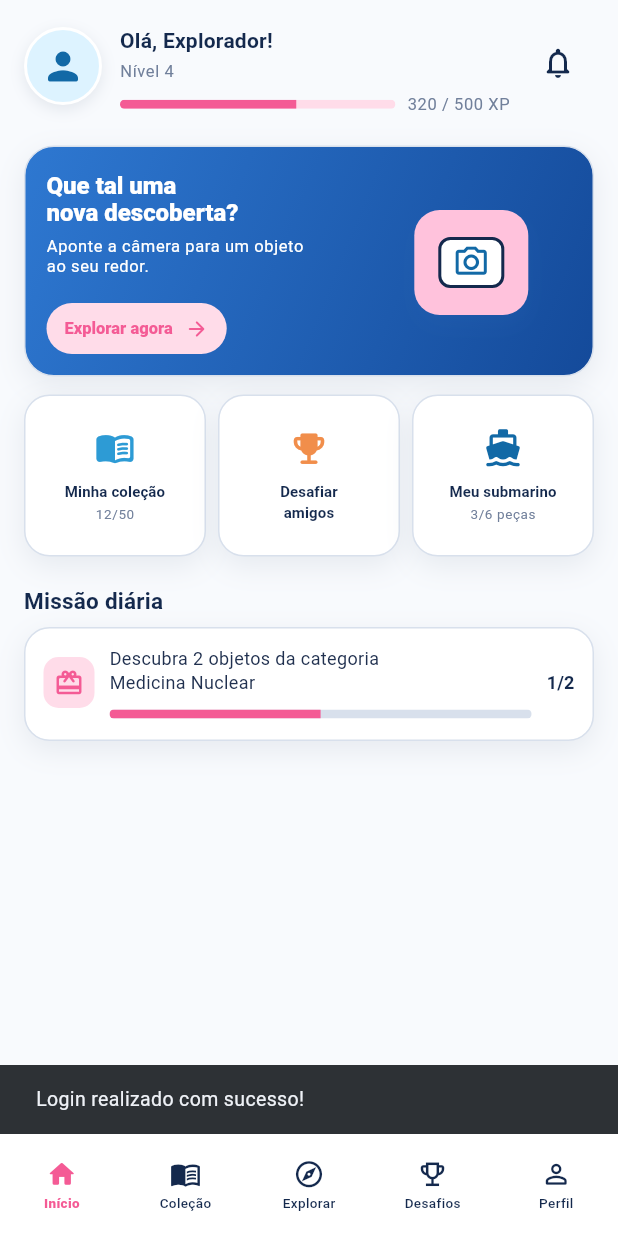
After one commit to juliarichesky/descobrix-mobile, a Flutter app: the HomeScreen screen opened directly, on a phone screen of 412 x 824 dp. The commit adds this screen. Run offline on Flutter 3.47's test engine with Material 3 defaults, Android fonts, the phone set to English and light mode, and no system bars; our stand-ins replace shared_preferences; accounts and stored records are empty.

Commit message:
feat: implement home dashboard and login navigation

```diff
--- /dev/null
+++ b/lib/screens/home_screen.dart
@@ -0,0 +1,534 @@
+import 'package:flutter/material.dart';
+
+import '../data/local_account_store.dart';
+import '../models/local_account.dart';
+import '../theme/app_colors.dart';
+import '../widgets/app_card.dart';
+
+class HomeScreen extends StatefulWidget {
+  const HomeScreen({super.key, this.showLoginSuccess = false});
+
+  final bool showLoginSuccess;
+
+  @override
+  State<HomeScreen> createState() => _HomeScreenState();
+}
+
+class _HomeScreenState extends State<HomeScreen> {
+  LocalAccount? _account;
+  int _selectedIndex = 0;
+
+  @override
+  void initState() {
+    super.initState();
+    _loadAccount();
+    if (widget.showLoginSuccess) {
+      WidgetsBinding.instance.addPostFrameCallback((_) {
+        if (!mounted) return;
+        ScaffoldMessenger.of(context).showSnackBar(
+          const SnackBar(content: Text('Login realizado com sucesso!')),
+        );
+      });
+    }
+  }
+
+  Future<void> _loadAccount() async {
+    final account = await LocalAccountStore.loadAccount();
+    if (!mounted) return;
+    setState(() => _account = account);
+  }
+
+  void _showInDevelopment() {
+    ScaffoldMessenger.of(context)
+      ..hideCurrentSnackBar()
+      ..showSnackBar(const SnackBar(content: Text('Em desenvolvimento')));
+  }
+
+  @override
+  Widget build(BuildContext context) {
+    final textTheme = Theme.of(context).textTheme;
+    final firstName = _firstName(_account?.name ?? 'Explorador');
+
+    return Scaffold(
+      backgroundColor: AppColors.background,
+      body: SafeArea(
+        bottom: false,
+        child: CustomScrollView(
+          slivers: [
+            SliverPadding(
+              padding: const EdgeInsets.fromLTRB(16, 18, 16, 20),
+              sliver: SliverList(
+                delegate: SliverChildListDelegate([
+                  _Header(
+                    firstName: firstName,
+                    textTheme: textTheme,
+                    onNotifications: _showInDevelopment,
+                  ),
+                  const SizedBox(height: 20),
+                  _DiscoveryBanner(onExplore: _showInDevelopment),
+                  const SizedBox(height: 12),
+                  _QuickCards(onTap: _showInDevelopment),
+                  const SizedBox(height: 20),
+                  _DailyMission(textTheme: textTheme),
+                  const SizedBox(height: 18),
+                ]),
+              ),
+            ),
+          ],
+        ),
+      ),
+      bottomNavigationBar: _BottomNavigation(
+        selectedIndex: _selectedIndex,
+        onItemSelected: (index) {
+          setState(() => _selectedIndex = index);
+          if (index != 0) _showInDevelopment();
+        },
+      ),
+    );
+  }
+
+  String _firstName(String name) {
+    final trimmedName = name.trim();
+    if (trimmedName.isEmpty) return 'Explorador';
+    return trimmedName.split(RegExp(r'\s+')).first;
+  }
+}
+
+class _Header extends StatelessWidget {
+  const _Header({
+    required this.firstName,
+    required this.textTheme,
+    required this.onNotifications,
+  });
+
+  final String firstName;
+  final TextTheme textTheme;
+  final VoidCallback onNotifications;
+
+  @override
+  Widget build(BuildContext context) {
+    return Row(
+      crossAxisAlignment: CrossAxisAlignment.start,
+      children: [
+        const _Avatar(),
+        const SizedBox(width: 12),
+        Expanded(
+          child: Column(
+            crossAxisAlignment: CrossAxisAlignment.start,
+            children: [
+              Text(
+                'Olá, $firstName!',
+                style: textTheme.titleMedium?.copyWith(fontSize: 14),
+              ),
+              const SizedBox(height: 4),
+              Text('Nível 4', style: textTheme.bodySmall),
+              const SizedBox(height: 7),
+              Row(
+                children: [
+                  Expanded(
+                    child: ClipRRect(
+                      borderRadius: BorderRadius.circular(10),
+                      child: const LinearProgressIndicator(
+                        value: 0.64,
+                        minHeight: 6,
+                        backgroundColor: AppColors.pinkLight,
+                        valueColor: AlwaysStoppedAnimation(AppColors.pink),
+                      ),
+                    ),
+                  ),
+                  const SizedBox(width: 8),
+                  Text('320 / 500 XP', style: textTheme.bodySmall),
+                ],
+              ),
+            ],
+          ),
+        ),
+        const SizedBox(width: 8),
+        IconButton(
+          tooltip: 'Notificações',
+          onPressed: onNotifications,
+          icon: const Icon(Icons.notifications_none_rounded),
+          color: AppColors.navy,
+        ),
+      ],
+    );
+  }
+}
+
+class _Avatar extends StatelessWidget {
+  const _Avatar();
+
+  @override
+  Widget build(BuildContext context) {
+    return Container(
+      width: 52,
+      height: 52,
+      decoration: BoxDecoration(
+        shape: BoxShape.circle,
+        color: AppColors.blueLight,
+        border: Border.all(color: AppColors.surface, width: 2),
+        boxShadow: const [
+          BoxShadow(
+            color: Color(0x180E2A4D),
+            blurRadius: 8,
+            offset: Offset(0, 3),
+          ),
+        ],
+      ),
+      child: const Icon(
+        Icons.person_rounded,
+        size: 30,
+        color: AppColors.blueDeep,
+      ),
+    );
+  }
+}
+
+class _DiscoveryBanner extends StatelessWidget {
+  const _DiscoveryBanner({required this.onExplore});
+
+  final VoidCallback onExplore;
+
+  @override
+  Widget build(BuildContext context) {
+    final textTheme = Theme.of(context).textTheme;
+
+    return AppCard(
+      padding: const EdgeInsets.fromLTRB(14, 16, 12, 14),
+      borderRadius: 20,
+      gradient: const LinearGradient(
+        begin: Alignment.topLeft,
+        end: Alignment.bottomRight,
+        colors: [Color(0xFF2E78D1), Color(0xFF144A9A)],
+      ),
+      child: SizedBox(
+        height: 122,
+        child: Row(
+          children: [
+            Expanded(
+              flex: 6,
+              child: Column(
+                crossAxisAlignment: CrossAxisAlignment.start,
+                children: [
+                  Text(
+                    'Que tal uma\nnova descoberta?',
+                    style: textTheme.titleLarge?.copyWith(
+                      color: AppColors.surface,
+                      fontSize: 16,
+                      height: 1.15,
+                    ),
+                  ),
+                  const SizedBox(height: 8),
+                  Text(
+                    'Aponte a câmera para um objeto\nao seu redor.',
+                    style: textTheme.bodySmall?.copyWith(
+                      color: AppColors.surface,
+                      height: 1.2,
+                    ),
+                  ),
+                  const Spacer(),
+                  SizedBox(
+                    height: 34,
+                    child: ElevatedButton.icon(
+                      onPressed: onExplore,
+                      icon: const Icon(Icons.arrow_forward_rounded, size: 16),
+                      label: const Text('Explorar agora'),
+                      iconAlignment: IconAlignment.end,
+                      style: ElevatedButton.styleFrom(
+                        backgroundColor: AppColors.pinkLight,
+                        foregroundColor: AppColors.pink,
+                        padding: const EdgeInsets.symmetric(horizontal: 12),
+                        shape: RoundedRectangleBorder(
+                          borderRadius: BorderRadius.circular(18),
+                        ),
+                        textStyle: const TextStyle(
+                          fontSize: 11,
+                          fontWeight: FontWeight.w800,
+                        ),
+                      ),
+                    ),
+                  ),
+                ],
+              ),
+            ),
+            const SizedBox(width: 8),
+            const Expanded(flex: 4, child: _CameraIllustration()),
+          ],
+        ),
+      ),
+    );
+  }
+}
+
+class _CameraIllustration extends StatelessWidget {
+  const _CameraIllustration();
+
+  @override
+  Widget build(BuildContext context) {
+    return Center(
+      child: Container(
+        width: 76,
+        height: 70,
+        decoration: BoxDecoration(
+          color: const Color(0xFFFFC2DC),
+          borderRadius: BorderRadius.circular(17),
+          boxShadow: const [
+            BoxShadow(
+              color: Color(0x332B68B4),
+              blurRadius: 12,
+              offset: Offset(0, 7),
+            ),
+          ],
+        ),
+        child: Center(
+          child: Container(
+            width: 44,
+            height: 34,
+            decoration: BoxDecoration(
+              color: AppColors.surface,
+              borderRadius: BorderRadius.circular(8),
+              border: Border.all(color: AppColors.navy, width: 2),
+            ),
+            child: const Icon(
+              Icons.camera_alt_outlined,
+              color: AppColors.blueDeep,
+              size: 25,
+            ),
+          ),
+        ),
+      ),
+    );
+  }
+}
+
+class _QuickCards extends StatelessWidget {
+  const _QuickCards({required this.onTap});
+
+  final VoidCallback onTap;
+
+  @override
+  Widget build(BuildContext context) {
+    return SizedBox(
+      height: 108,
+      child: Row(
+        children: [
+          Expanded(
+            child: _QuickCard(
+              title: 'Minha coleção',
+              detail: '12/50',
+              icon: Icons.menu_book_rounded,
+              iconColor: AppColors.blue,
+              onTap: onTap,
+            ),
+          ),
+          const SizedBox(width: 8),
+          Expanded(
+            child: _QuickCard(
+              title: 'Desafiar\namigos',
+              detail: '',
+              icon: Icons.emoji_events_rounded,
+              iconColor: AppColors.orange,
+              onTap: onTap,
+            ),
+          ),
+          const SizedBox(width: 8),
+          Expanded(
+            child: _QuickCard(
+              title: 'Meu submarino',
+              detail: '3/6 peças',
+              icon: Icons.directions_boat_filled_rounded,
+              iconColor: AppColors.blueDeep,
+              onTap: onTap,
+            ),
+          ),
+        ],
+      ),
+    );
+  }
+}
+
+class _QuickCard extends StatelessWidget {
+  const _QuickCard({
+    required this.title,
+    required this.detail,
+    required this.icon,
+    required this.iconColor,
+    required this.onTap,
+  });
+
+  final String title;
+  final String detail;
+  final IconData icon;
+  final Color iconColor;
+  final VoidCallback onTap;
+
+  @override
+  Widget build(BuildContext context) {
+    final textTheme = Theme.of(context).textTheme;
+    return AppCard(
+      padding: const EdgeInsets.symmetric(horizontal: 6, vertical: 12),
+      borderRadius: 17,
+      onTap: onTap,
+      child: Column(
+        mainAxisAlignment: MainAxisAlignment.center,
+        children: [
+          Icon(icon, color: iconColor, size: 27),
+          const SizedBox(height: 8),
+          Text(
+            title,
+            textAlign: TextAlign.center,
+            maxLines: 2,
+            overflow: TextOverflow.ellipsis,
+            style: textTheme.labelLarge?.copyWith(fontSize: 10),
+          ),
+          if (detail.isNotEmpty) ...[
+            const SizedBox(height: 3),
+            Text(detail, style: textTheme.bodySmall?.copyWith(fontSize: 9)),
+          ],
+        ],
+      ),
+    );
+  }
+}
+
+class _DailyMission extends StatelessWidget {
+  const _DailyMission({required this.textTheme});
+
+  final TextTheme textTheme;
+
+  @override
+  Widget build(BuildContext context) {
+    return Column(
+      crossAxisAlignment: CrossAxisAlignment.start,
+      children: [
+        Text('Missão diária', style: textTheme.titleMedium),
+        const SizedBox(height: 8),
+        AppCard(
+          padding: const EdgeInsets.fromLTRB(12, 12, 12, 14),
+          borderRadius: 17,
+          child: Row(
+            children: [
+              Container(
+                width: 34,
+                height: 34,
+                decoration: BoxDecoration(
+                  color: AppColors.pinkLight,
+                  borderRadius: BorderRadius.circular(10),
+                ),
+                child: const Icon(
+                  Icons.card_giftcard_rounded,
+                  size: 20,
+                  color: AppColors.pink,
+                ),
+              ),
+              const SizedBox(width: 10),
+              Expanded(
+                child: Column(
+                  crossAxisAlignment: CrossAxisAlignment.start,
+                  children: [
+                    Text(
+                      'Descubra 2 objetos da categoria\nMedicina Nuclear',
+                      style: textTheme.bodyMedium?.copyWith(fontSize: 12),
+                    ),
+                    const SizedBox(height: 10),
+                    ClipRRect(
+                      borderRadius: BorderRadius.circular(8),
+                      child: const LinearProgressIndicator(
+                        value: 0.5,
+                        minHeight: 6,
+                        backgroundColor: AppColors.border,
+                        valueColor: AlwaysStoppedAnimation(AppColors.pink),
+                      ),
+                    ),
+                  ],
+                ),
+              ),
+              const SizedBox(width: 10),
+              Text('1/2', style: textTheme.labelLarge),
+            ],
+          ),
+        ),
+      ],
+    );
+  }
+}
+
+class _BottomNavigation extends StatelessWidget {
+  const _BottomNavigation({
+    required this.selectedIndex,
+    required this.onItemSelected,
+  });
+
+  final int selectedIndex;
+  final ValueChanged<int> onItemSelected;
+
+  static const _items = [
+    (label: 'Início', icon: Icons.home_rounded),
+    (label: 'Coleção', icon: Icons.menu_book_outlined),
+    (label: 'Explorar', icon: Icons.explore_outlined),
+    (label: 'Desafios', icon: Icons.emoji_events_outlined),
+    (label: 'Perfil', icon: Icons.person_outline_rounded),
+  ];
+
+  @override
+  Widget build(BuildContext context) {
+    return Material(
+      color: AppColors.surface,
+      elevation: 10,
+      shadowColor: const Color(0x240E2A4D),
+      child: SafeArea(
+        top: false,
+        child: SizedBox(
+          height: 68,
+          child: Row(
+            children: [
+              for (var index = 0; index < _items.length; index++)
+                Expanded(
+                  child: InkWell(
+                    onTap: () => onItemSelected(index),
+                    child: _NavItem(
+                      label: _items[index].label,
+                      icon: _items[index].icon,
+                      selected: selectedIndex == index,
+                    ),
+                  ),
+                ),
+            ],
+          ),
+        ),
+      ),
+    );
+  }
+}
+
+class _NavItem extends StatelessWidget {
+  const _NavItem({
+    required this.label,
+    required this.icon,
+    required this.selected,
+  });
+
+  final String label;
+  final IconData icon;
+  final bool selected;
+
+  @override
+  Widget build(BuildContext context) {
+    final color = selected ? AppColors.pink : AppColors.navy;
+    return Column(
+      mainAxisAlignment: MainAxisAlignment.center,
+      children: [
+        Icon(icon, color: color, size: 21),
+        const SizedBox(height: 3),
+        Text(
+          label,
+          style: TextStyle(
+            color: color,
+            fontSize: 9,
+            fontWeight: selected ? FontWeight.w800 : FontWeight.w500,
+          ),
+        ),
+      ],
+    );
+  }
+}
--- a/lib/screens/login_screen.dart
+++ b/lib/screens/login_screen.dart
@@ -3,6 +3,7 @@ import 'dart:math' as math;
 import 'package:flutter/material.dart';
 
 import '../data/local_account_store.dart';
+import 'home_screen.dart';
 import '../theme/app_colors.dart';
 import '../widgets/app_button.dart';
 
@@ -34,11 +35,7 @@ class _LoginScreenState extends State<LoginScreen> {
     if (!(_formKey.currentState?.validate() ?? false)) return;
 
     setState(() => _isSubmitting = true);
-    print('TESTE 1: antes de carregar a conta');
-
-final account = await LocalAccountStore.loadAccount();
-
-print('TESTE 2: conta carregada');
+    final account = await LocalAccountStore.loadAccount();
 
     if (!mounted) return;
     setState(() => _isSubmitting = false);
@@ -55,7 +52,12 @@ print('TESTE 2: conta carregada');
       return;
     }
 
-    _showMessage('Login realizado com sucesso!');
+    Navigator.of(context).pushAndRemoveUntil(
+      MaterialPageRoute<void>(
+        builder: (_) => const HomeScreen(showLoginSuccess: true),
+      ),
+      (route) => false,
+    );
   }
 
   void _showMessage(String message) {
```
Also changed, not shown: 1 other file.
